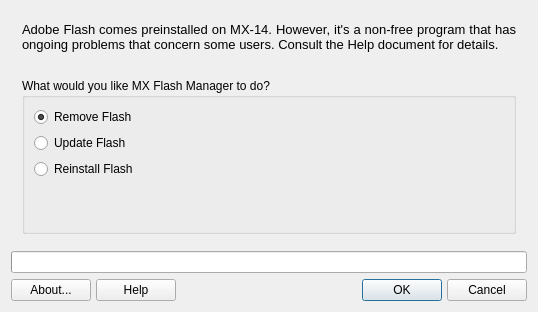
Old version of the form mxflash.ui in the repository MX-Linux/mx-flash.
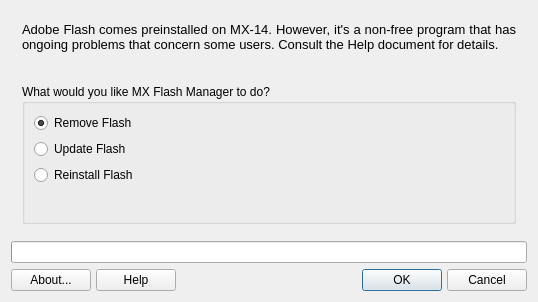
New version of the form. Icons and pictures are not drawn.

The edit to the form file:
```diff
--- a/mxflash.ui
+++ b/mxflash.ui
@@ -7,21 +7,207 @@
     <x>0</x>
     <y>0</y>
     <width>538</width>
-    <height>312</height>
+    <height>302</height>
    </rect>
   </property>
+  <property name="sizePolicy">
+   <sizepolicy hsizetype="MinimumExpanding" vsizetype="MinimumExpanding">
+    <horstretch>0</horstretch>
+    <verstretch>0</verstretch>
+   </sizepolicy>
+  </property>
   <property name="windowTitle">
    <string>MX Flash Manager</string>
   </property>
-  <layout class="QVBoxLayout" name="verticalLayout">
-   <item>
+  <layout class="QGridLayout" name="gridLayout_2">
+   <item row="1" column="0">
+    <widget class="QProgressBar" name="progressBar">
+     <property name="value">
+      <number>0</number>
+     </property>
+     <property name="textVisible">
+      <bool>false</bool>
+     </property>
+    </widget>
+   </item>
+   <item row="2" column="0">
+    <layout class="QGridLayout" name="buttonBar" columnstretch="0,0,0,0,0,0,0,0,0">
+     <property name="sizeConstraint">
+      <enum>QLayout::SetDefaultConstraint</enum>
+     </property>
+     <property name="margin">
+      <number>0</number>
+     </property>
+     <property name="spacing">
+      <number>5</number>
+     </property>
+     <item row="0" column="0">
+      <widget class="QPushButton" name="buttonAbout">
+       <property name="toolTip">
+        <string>About this application</string>
+       </property>
+       <property name="text">
+        <string>About...</string>
+       </property>
+       <property name="icon">
+        <iconset>
+         <normaloff>../../../../../../../../usr/share/mx-flash/icons/accessories-text-editor.png</normaloff>../../../../../../../../usr/share/mx-flash/icons/accessories-text-editor.png</iconset>
+       </property>
+       <property name="shortcut">
+        <string>Alt+B</string>
+       </property>
+       <property name="autoDefault">
+        <bool>true</bool>
+       </property>
+      </widget>
+     </item>
+     <item row="0" column="2">
+      <spacer name="horizontalSpacer1">
+       <property name="orientation">
+        <enum>Qt::Horizontal</enum>
+       </property>
+       <property name="sizeHint" stdset="0">
+        <size>
+         <width>40</width>
+         <height>20</height>
+        </size>
+       </property>
+      </spacer>
+     </item>
+     <item row="0" column="1">
+      <widget class="QPushButton" name="buttonHelp">
+       <property name="sizePolicy">
+        <sizepolicy hsizetype="Minimum" vsizetype="Preferred">
+         <horstretch>0</horstretch>
+         <verstretch>0</verstretch>
+        </sizepolicy>
+       </property>
+       <property name="toolTip">
+        <string>Display help </string>
+       </property>
+       <property name="text">
+        <string>Help</string>
+       </property>
+       <property name="icon">
+        <iconset>
+         <normaloff>../../../../../../../../usr/share/mx-flash/icons/gnome-help.png</normaloff>../../../../../../../../usr/share/mx-flash/icons/gnome-help.png</iconset>
+       </property>
+       <property name="shortcut">
+        <string>Alt+H</string>
+       </property>
+      </widget>
+     </item>
+     <item row="0" column="6">
+      <widget class="QPushButton" name="buttonOk">
+       <property name="toolTip">
+        <string>Apply any changes then quit</string>
+       </property>
+       <property name="text">
+        <string>OK</string>
+       </property>
+       <property name="icon">
+        <iconset>
+         <normaloff>../../../../../../../../usr/share/mx-flash/icons/dialog-ok.png</normaloff>../../../../../../../../usr/share/mx-flash/icons/dialog-ok.png</iconset>
+       </property>
+       <property name="shortcut">
+        <string/>
+       </property>
+       <property name="autoDefault">
+        <bool>true</bool>
+       </property>
+       <property name="default">
+        <bool>true</bool>
+       </property>
+      </widget>
+     </item>
+     <item row="0" column="3">
+      <widget class="QLabel" name="label">
+       <property name="maximumSize">
+        <size>
+         <width>32</width>
+         <height>32</height>
+        </size>
+       </property>
+       <property name="midLineWidth">
+        <number>0</number>
+       </property>
+       <property name="text">
+        <string/>
+       </property>
+       <property name="pixmap">
+        <pixmap>../../../../../../../../usr/share/mx-flash/icons/mxfcelogo.png</pixmap>
+       </property>
+       <property name="scaledContents">
+        <bool>true</bool>
+       </property>
+      </widget>
+     </item>
+     <item row="0" column="5">
+      <spacer name="horizontalSpacer2">
+       <property name="orientation">
+        <enum>Qt::Horizontal</enum>
+       </property>
+       <property name="sizeHint" stdset="0">
+        <size>
+         <width>40</width>
+         <height>20</height>
+        </size>
+       </property>
+      </spacer>
+     </item>
+     <item row="0" column="8">
+      <widget class="QPushButton" name="buttonCancel">
+       <property name="toolTip">
+        <string>Cancel any changes then quit</string>
+       </property>
+       <property name="text">
+        <string>Cancel</string>
+       </property>
+       <property name="icon">
+        <iconset>
+         <normaloff>../../../../../../../../usr/share/mx-flash/icons/gtk-cancel.png</normaloff>../../../../../../../../usr/share/mx-flash/icons/gtk-cancel.png</iconset>
+       </property>
+       <property name="shortcut">
+        <string>Alt+N</string>
+       </property>
+       <property name="autoDefault">
+        <bool>true</bool>
+       </property>
+      </widget>
+     </item>
+    </layout>
+   </item>
+   <item row="0" column="0">
     <widget class="QStackedWidget" name="stackedWidget">
      <property name="currentIndex">
       <number>0</number>
      </property>
      <widget class="QWidget" name="pageAction">
       <layout class="QGridLayout" name="gridLayout">
-       <item row="0" column="0">
+       <item row="2" column="1">
+        <widget class="QLabel" name="labelVersion">
+         <property name="text">
+          <string/>
+         </property>
+        </widget>
+       </item>
+       <item row="2" column="0">
+        <spacer name="horizontalSpacer">
+         <property name="orientation">
+          <enum>Qt::Horizontal</enum>
+         </property>
+         <property name="sizeType">
+          <enum>QSizePolicy::Fixed</enum>
+         </property>
+         <property name="sizeHint" stdset="0">
+          <size>
+           <width>20</width>
+           <height>20</height>
+          </size>
+         </property>
+        </spacer>
+       </item>
+       <item row="0" column="0" colspan="2">
         <widget class="QLabel" name="labelAction">
          <property name="text">
           <string>&lt;!DOCTYPE HTML PUBLIC &quot;-//W3C//DTD HTML 4.0//EN&quot; &quot;http://www.w3.org/TR/REC-html40/strict.dtd&quot;&gt;
@@ -38,7 +224,7 @@
          </property>
         </widget>
        </item>
-       <item row="2" column="0">
+       <item row="4" column="0" colspan="2">
         <widget class="QGroupBox" name="whatGroupBox">
          <property name="sizePolicy">
           <sizepolicy hsizetype="MinimumExpanding" vsizetype="Minimum">
@@ -102,13 +288,6 @@
          </layout>
         </widget>
        </item>
-       <item row="1" column="0">
-        <widget class="QLabel" name="labelVersion">
-         <property name="text">
-          <string/>
-         </property>
-        </widget>
-       </item>
       </layout>
      </widget>
      <widget class="QWidget" name="pageRemove">
@@ -239,163 +418,6 @@
      </widget>
     </widget>
    </item>
-   <item>
-    <widget class="QProgressBar" name="progressBar">
-     <property name="value">
-      <number>0</number>
-     </property>
-     <property name="textVisible">
-      <bool>false</bool>
-     </property>
-    </widget>
-   </item>
-   <item>
-    <layout class="QGridLayout" name="buttonBar" columnstretch="0,0,0,0,0,0,0,0,0">
-     <property name="sizeConstraint">
-      <enum>QLayout::SetDefaultConstraint</enum>
-     </property>
-     <property name="margin">
-      <number>0</number>
-     </property>
-     <property name="spacing">
-      <number>5</number>
-     </property>
-     <item row="0" column="0">
-      <widget class="QPushButton" name="buttonAbout">
-       <property name="toolTip">
-        <string>About this application</string>
-       </property>
-       <property name="text">
-        <string>About...</string>
-       </property>
-       <property name="icon">
-        <iconset>
-         <normaloff>../../../../../../../../usr/share/mx-flash/icons/accessories-text-editor.png</normaloff>../../../../../../../../usr/share/mx-flash/icons/accessories-text-editor.png</iconset>
-       </property>
-       <property name="shortcut">
-        <string>Alt+B</string>
-       </property>
-       <property name="autoDefault">
-        <bool>true</bool>
-       </property>
-      </widget>
-     </item>
-     <item row="0" column="2">
-      <spacer name="horizontalSpacer1">
-       <property name="orientation">
-        <enum>Qt::Horizontal</enum>
-       </property>
-       <property name="sizeHint" stdset="0">
-        <size>
-         <width>40</width>
-         <height>20</height>
-        </size>
-       </property>
-      </spacer>
-     </item>
-     <item row="0" column="1">
-      <widget class="QPushButton" name="buttonHelp">
-       <property name="sizePolicy">
-        <sizepolicy hsizetype="Minimum" vsizetype="Preferred">
-         <horstretch>0</horstretch>
-         <verstretch>0</verstretch>
-        </sizepolicy>
-       </property>
-       <property name="toolTip">
-        <string>Display help </string>
-       </property>
-       <property name="text">
-        <string>Help</string>
-       </property>
-       <property name="icon">
-        <iconset>
-         <normaloff>../../../../../../../../usr/share/mx-flash/icons/gnome-help.png</normaloff>../../../../../../../../usr/share/mx-flash/icons/gnome-help.png</iconset>
-       </property>
-       <property name="shortcut">
-        <string>Alt+H</string>
-       </property>
-      </widget>
-     </item>
-     <item row="0" column="6">
-      <widget class="QPushButton" name="buttonOk">
-       <property name="toolTip">
-        <string>Apply any changes then quit</string>
-       </property>
-       <property name="text">
-        <string>OK</string>
-       </property>
-       <property name="icon">
-        <iconset>
-         <normaloff>../../../../../../../../usr/share/mx-flash/icons/dialog-ok.png</normaloff>../../../../../../../../usr/share/mx-flash/icons/dialog-ok.png</iconset>
-       </property>
-       <property name="shortcut">
-        <string/>
-       </property>
-       <property name="autoDefault">
-        <bool>true</bool>
-       </property>
-       <property name="default">
-        <bool>true</bool>
-       </property>
-      </widget>
-     </item>
-     <item row="0" column="5">
-      <spacer name="horizontalSpacer2">
-       <property name="orientation">
-        <enum>Qt::Horizontal</enum>
-       </property>
-       <property name="sizeHint" stdset="0">
-        <size>
-         <width>40</width>
-         <height>20</height>
-        </size>
-       </property>
-      </spacer>
-     </item>
-     <item row="0" column="8">
-      <widget class="QPushButton" name="buttonCancel">
-       <property name="toolTip">
-        <string>Cancel any changes then quit</string>
-       </property>
-       <property name="text">
-        <string>Cancel</string>
-       </property>
-       <property name="icon">
-        <iconset>
-         <normaloff>../../../../../../../../usr/share/mx-flash/icons/gtk-cancel.png</normaloff>../../../../../../../../usr/share/mx-flash/icons/gtk-cancel.png</iconset>
-       </property>
-       <property name="shortcut">
-        <string>Alt+N</string>
-       </property>
-       <property name="autoDefault">
-        <bool>true</bool>
-       </property>
-      </widget>
-     </item>
-     <item row="0" column="3">
-      <widget class="QLabel" name="label">
-       <property name="maximumSize">
-        <size>
-         <width>32</width>
-         <height>32</height>
-        </size>
-       </property>
-       <property name="midLineWidth">
-        <number>0</number>
-       </property>
-       <property name="text">
-        <string/>
-       </property>
-       <property name="pixmap">
-        <pixmap>../../../../../../../../usr/share/mx-flash/icons/mxfcelogo.png</pixmap>
-       </property>
-       <property name="scaledContents">
-        <bool>true</bool>
-       </property>
-      </widget>
-     </item>
-    </layout>
-   </item>
   </layout>
  </widget>
  <layoutdefault spacing="6" margin="11"/>
```
